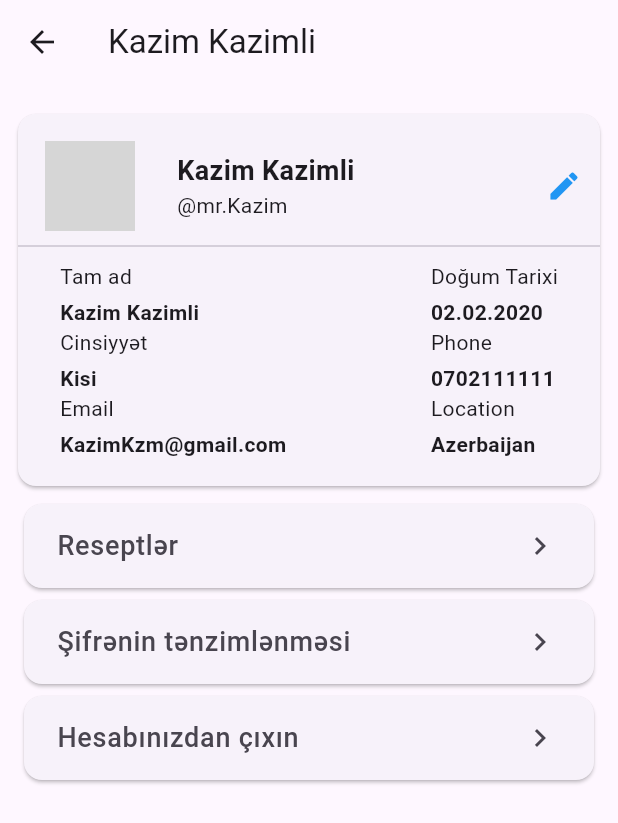
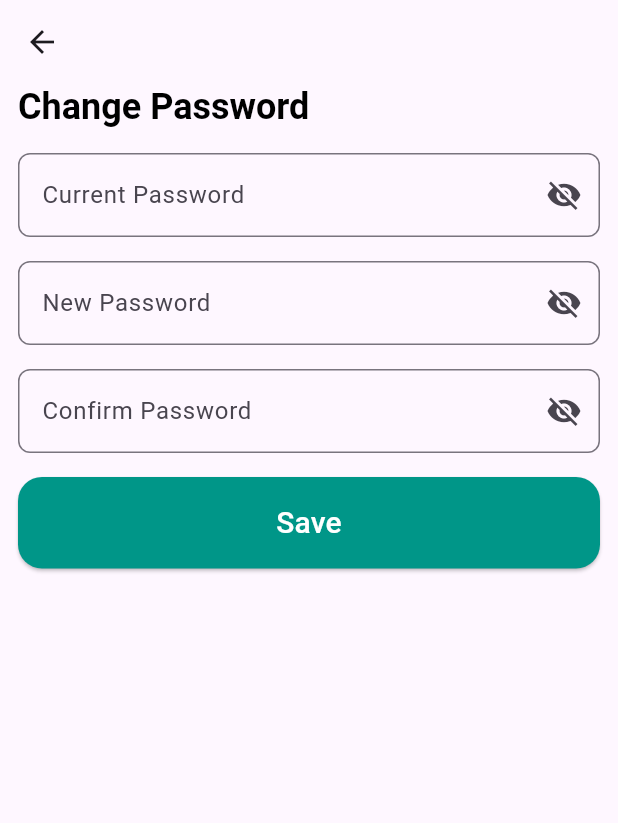
Before and after one commit to HajiIsmayilov/StarPharm, a Flutter app: the AccountTab screen opened directly, after a tap on "Şifrənin tənzimlənməsi", on a phone screen of 412 x 824 dp. Shown: the top 823 px of the screen. Run offline on Flutter 3.47's test engine with Material 3 defaults, Android fonts, the phone set to English and light mode, and no system bars; our stand-ins replace camera, country_code_picker, mask_text_input_formatter; network calls fail; grey boxes are pictures that could not be loaded.

Commit message:
small updates

```diff
--- a/lib/main.dart
+++ b/lib/main.dart
@@ -1,9 +1,14 @@
 import 'package:flutter/material.dart';
+import 'package:flutter/services.dart';
 import 'package:star_pharm/screens/home_screen.dart';
 import 'package:star_pharm/screens/sign_up_screen.dart';
 import 'package:star_pharm/screens/sing_in_screen.dart';
 
 void main() {
+  WidgetsFlutterBinding.ensureInitialized();
+  SystemChrome.setPreferredOrientations([
+    DeviceOrientation.portraitUp
+  ]);
   runApp(const MyApp());
 }
 
--- /dev/null
+++ b/lib/screens/change_password_screen.dart
@@ -0,0 +1,100 @@
+import 'package:flutter/material.dart';
+
+import '../validations/regexes.dart';
+import '../widgets/custom_rectangle_border_button.dart';
+
+class ChangePasswordScreen extends StatefulWidget {
+  ChangePasswordScreen({super.key});
+
+  @override
+  State<ChangePasswordScreen> createState() => _ChangePasswordScreenState();
+}
+
+class _ChangePasswordScreenState extends State<ChangePasswordScreen> {
+  final _formKey = GlobalKey<FormState>();
+  static bool _obscureText = true;
+
+  @override
+  Widget build(BuildContext context) {
+    return Scaffold(
+      appBar: AppBar(),
+      body: SafeArea(
+        child: Padding(
+          padding: const EdgeInsets.symmetric(horizontal: 12),
+          child: Form(
+            key: _formKey,
+            child: Column(
+              mainAxisAlignment: MainAxisAlignment.start,
+              crossAxisAlignment: CrossAxisAlignment.start,
+              children: [
+                Text(
+                  'Change Password',
+                  style: Theme.of(context).primaryTextTheme.headlineLarge,
+                ),
+                _space(),
+                TextFormField(
+                    obscureText: _obscureText,
+                    validator: ValidationRules().passwordValidation,
+                    decoration: InputDecoration(
+                        labelText: 'Current Password',
+                        border: OutlineInputBorder(
+                          borderRadius: BorderRadius.circular(8.0),
+                        ),
+                        suffixIcon: IconButton(
+                          icon: Icon(visibilityData()),
+                          onPressed: update,
+                        ))),
+                _space(),
+                TextFormField(
+                    obscureText: _obscureText,
+                    validator: ValidationRules().passwordValidation,
+                    decoration: InputDecoration(
+                        labelText: 'New Password',
+                        border: OutlineInputBorder(
+                          borderRadius: BorderRadius.circular(8.0),
+                        ),
+                        suffixIcon: IconButton(
+                          icon: Icon(visibilityData()),
+                          onPressed: update,
+                        ))),
+                _space(),
+                TextFormField(
+                    obscureText: _obscureText,
+                    validator: ValidationRules().passwordValidation,
+                    decoration: InputDecoration(
+                        labelText: 'Confirm Password',
+                        border: OutlineInputBorder(
+                          borderRadius: BorderRadius.circular(8.0),
+                        ),
+                        suffixIcon: IconButton(
+                          icon: Icon(visibilityData()),
+                          onPressed: update,
+                        ))),
+                _space(),
+                SizedBox(
+                  width: double.infinity,
+                  child: CustomRectangleBorderButton(
+                    title: 'Save',
+                    onPressed: () {},
+                  ),
+                ),
+              ],
+            ),
+          ),
+        ),
+      ),
+    );
+  }
+
+  SizedBox _space() => const SizedBox(height: 16);
+
+  IconData visibilityData() {
+    return _obscureText ? Icons.visibility_off : Icons.visibility;
+  }
+
+  void update() {
+    setState(() {
+      _obscureText = !_obscureText;
+    });
+  }
+}
--- a/lib/screens/home_screen.dart
+++ b/lib/screens/home_screen.dart
@@ -58,7 +58,7 @@ class _HomeScreenState extends State<HomeScreen> {
 
   BottomNavigationBar _bottomNavigationBar() {
     return BottomNavigationBar(
-      items: const <BottomNavigationBarItem>[
+      items: const [
         BottomNavigationBarItem(
           icon: Icon(Icons.home),
           label: 'Əsas',
--- a/lib/screens/qa_doctor_screen.dart
+++ b/lib/screens/qa_doctor_screen.dart
@@ -30,8 +30,9 @@ class QaDoctorScreen extends StatelessWidget {
                 imageUrl: imageUrl,
                 questioner: questioner,
                 question: question,
+                onPressed: null,
               ),
-                const SizedBox(
+              const SizedBox(
                 height: 10,
               ),
               TextFormField(
--- a/lib/tabs/account_tab.dart
+++ b/lib/tabs/account_tab.dart
@@ -1,5 +1,6 @@
 import 'package:flutter/material.dart';
 import 'package:star_pharm/screens/camera_screen.dart';
+import 'package:star_pharm/screens/change_password_screen.dart';
 import '../widgets/account2_card.dart';
 
 class AccountTab extends StatelessWidget {
@@ -35,7 +36,13 @@ class AccountTab extends StatelessWidget {
                     );
                   }),
               CardSection2(
-                  label: AccountTabStrings.passwordAdjustment, onTap: () {}),
+                  label: AccountTabStrings.passwordAdjustment,
+                  onTap: () {
+                    Navigator.of(context).push(
+                      MaterialPageRoute(
+                          builder: (context) => ChangePasswordScreen()),
+                    );
+                  }),
               CardSection2(label: AccountTabStrings.logOut, onTap: () {})
             ],
           ),
--- a/lib/widgets/post_cart.dart
+++ b/lib/widgets/post_cart.dart
@@ -33,7 +33,9 @@ class PostCard extends StatelessWidget {
               style: const TextStyle(
                 fontSize: 16,
                 fontWeight: FontWeight.bold,
+                overflow: TextOverflow.ellipsis,
               ),
+              maxLines: 2,
             ),
             subtitle: Column(
               crossAxisAlignment: CrossAxisAlignment.start,
```
Also changed, not shown: lib/screens/sign_up_screen.dart (+6 -6 lines), lib/tabs/qa_tab.dart (+9 -3 lines), lib/widgets/qa_card.dart (+13 -1 lines).
